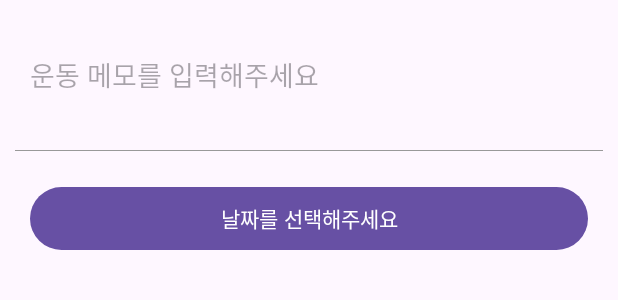
After one commit to Hyeyeon-Ko/Kotlin-pratice, an Android app: the layout custom_dialog.xml on its own in the app's theme, with its tools: preview values and no code run, on a phone screen of 412 x 824 dp. The commit adds this screen. Shown: the top 300 px of the screen. Run offline under Robolectric (Android 15) with nearby library versions, the phone set to English and light mode, and no system bars.

Commit message:
dialog 띄우기 및 날짜 선택창 띄우기

```diff
--- /dev/null
+++ b/diet_memo/app/src/main/res/layout/custom_dialog.xml
@@ -0,0 +1,29 @@
+<?xml version="1.0" encoding="utf-8"?>
+<LinearLayout
+    xmlns:android="http://schemas.android.com/apk/res/android"
+    android:layout_width="match_parent"
+    android:layout_height="match_parent"
+    android:orientation="vertical">
+
+    <EditText
+        android:layout_width="match_parent"
+        android:layout_height="60dp"
+        android:layout_margin="20dp"
+        android:hint="운동 메모를 입력해주세요"
+        android:background="@android:color/transparent"/>
+
+    <LinearLayout
+        android:layout_width="match_parent"
+        android:layout_height="0.5dp"
+        android:layout_marginLeft="10dp"
+        android:layout_marginRight="10dp"
+        android:background="#999999"/>
+
+    <Button
+        android:id="@+id/dateSelectBtn"
+        android:text="날짜를 선택해주세요"
+        android:layout_margin="20dp"
+        android:layout_width="match_parent"
+        android:layout_height="50dp" />
+
+</LinearLayout>
```
Also changed, not shown: diet_memo/app/src/main/java/com/example/diet_memo/MainActivity.kt (+42 -0 lines), diet_memo/app/src/main/res/layout/activity_main.xml (+10 -5 lines).
